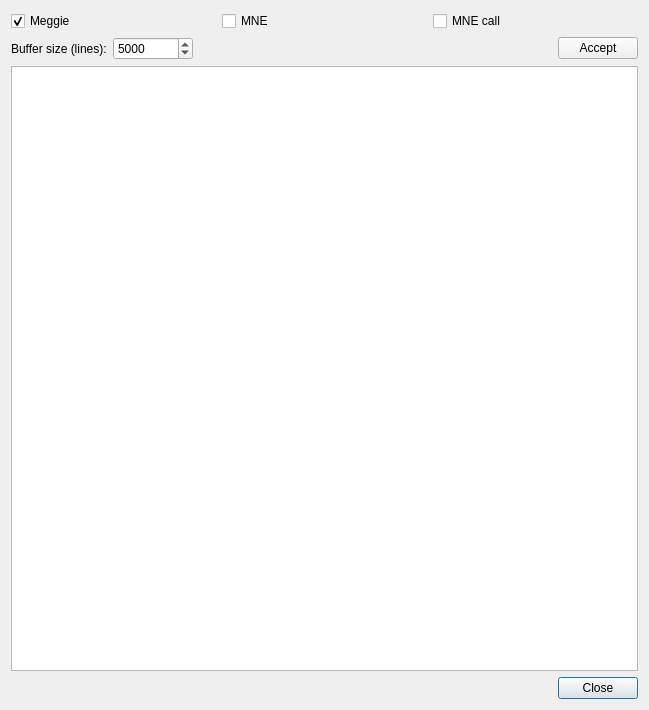
cibr-jyu/meggie, file meggie/mainwindow/dialogs/logDialogUi.ui: the form before one commit.
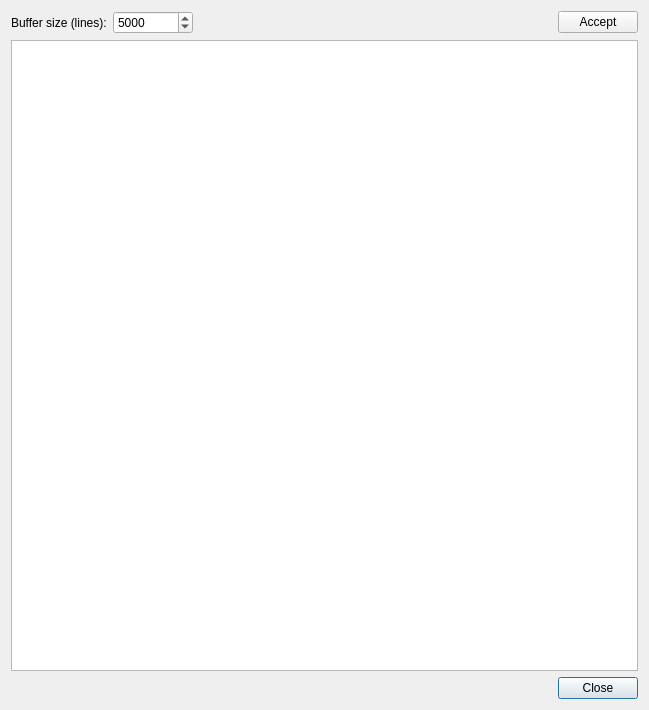
The form after the commit.

```diff
--- a/meggie/mainwindow/dialogs/logDialogUi.ui
+++ b/meggie/mainwindow/dialogs/logDialogUi.ui
@@ -14,7 +14,7 @@
    <string>Meggie - Dialog</string>
   </property>
   <layout class="QGridLayout" name="gridLayout">
-   <item row="3" column="0">
+   <item row="2" column="0">
     <layout class="QVBoxLayout" name="verticalLayout">
      <item>
       <widget class="QTextEdit" name="textEditBrowser"/>
@@ -45,7 +45,7 @@
      </item>
     </layout>
    </item>
-   <item row="2" column="0">
+   <item row="1" column="0">
     <layout class="QHBoxLayout" name="horizontalLayout_3">
      <item>
       <widget class="QLabel" name="labelBufferSize">
@@ -95,34 +95,6 @@
      </item>
     </layout>
    </item>
-   <item row="0" column="0">
-    <layout class="QHBoxLayout" name="horizontalLayout_2">
-     <item>
-      <widget class="QCheckBox" name="checkBoxShowMeggie">
-       <property name="text">
-        <string>Meggie</string>
-       </property>
-       <property name="checked">
-        <bool>true</bool>
-       </property>
-      </widget>
-     </item>
-     <item>
-      <widget class="QCheckBox" name="checkBoxShowMNE">
-       <property name="text">
-        <string>MNE</string>
-       </property>
-      </widget>
-     </item>
-     <item>
-      <widget class="QCheckBox" name="checkBoxShowMNEcall">
-       <property name="text">
-        <string>MNE call</string>
-       </property>
-      </widget>
-     </item>
-    </layout>
-   </item>
   </layout>
  </widget>
  <resources/>
```
